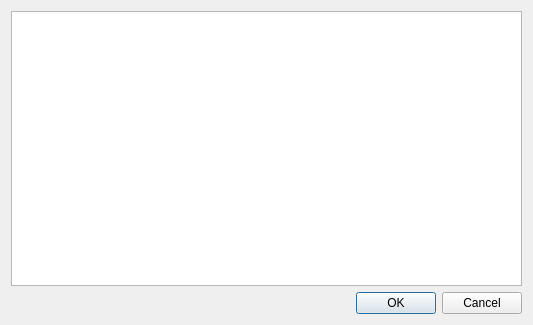
The window that TournamentManager/errormessagesdialog.ui (BarsukAlexey/xelarogi) describes before a commit, drawn with Qt 5.
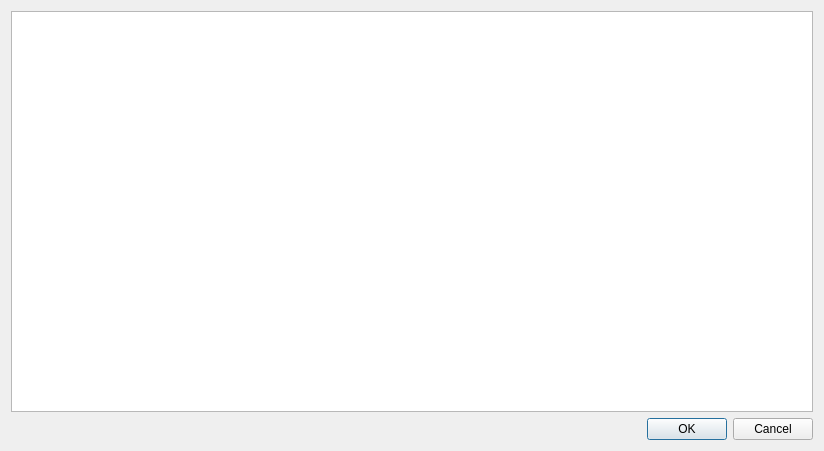
The same window after the commit.

```diff
--- a/TournamentManager/errormessagesdialog.ui
+++ b/TournamentManager/errormessagesdialog.ui
@@ -6,8 +6,8 @@
    <rect>
     <x>0</x>
     <y>0</y>
-    <width>533</width>
-    <height>325</height>
+    <width>824</width>
+    <height>451</height>
    </rect>
   </property>
   <property name="windowTitle">
```
